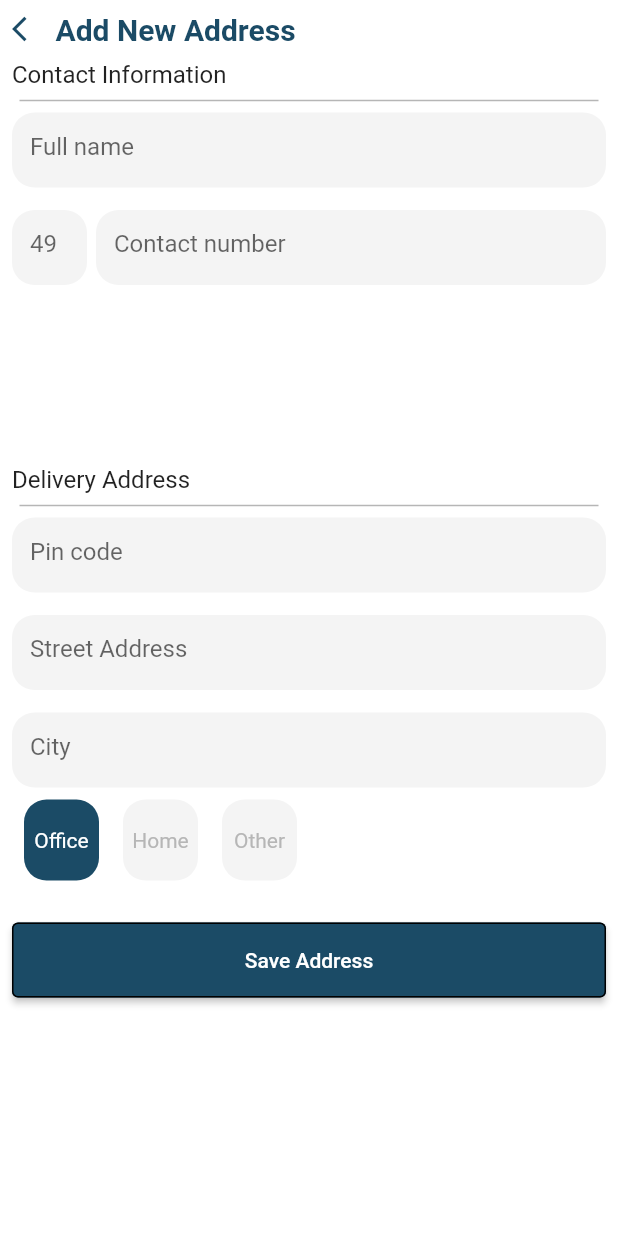
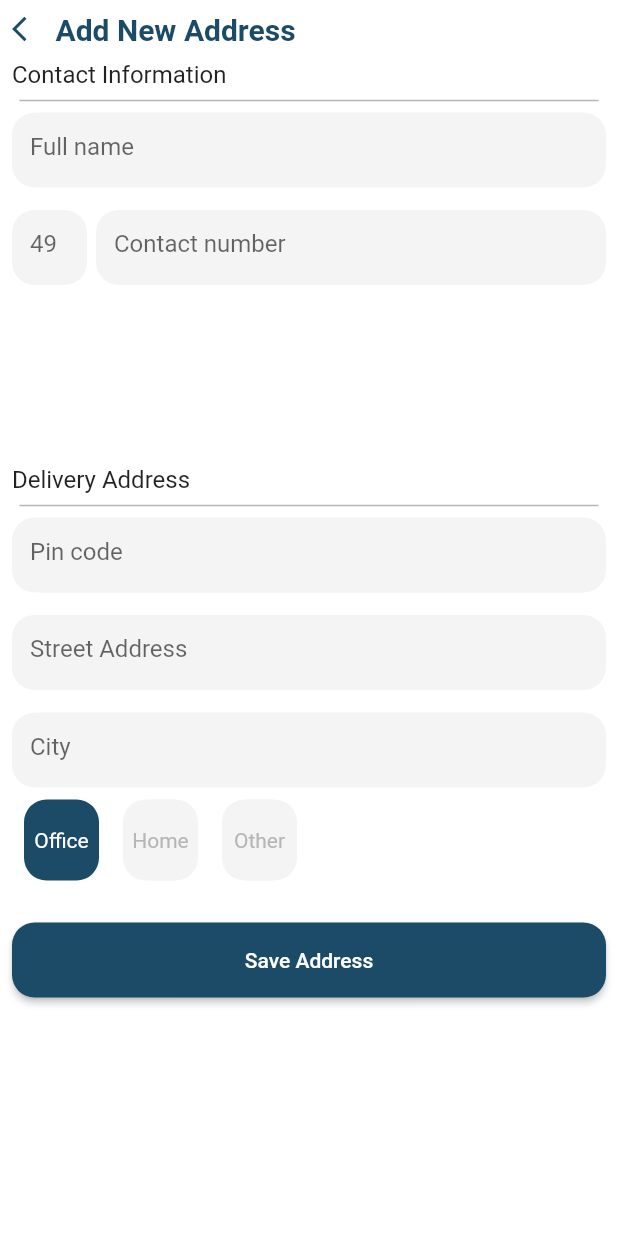
Before and after one commit to zahraaapz/Store_flutter, a Flutter app: the screen it shows after launch, on a phone screen of 412 x 824 dp. Run offline on Flutter 3.47's test engine with Material 2 defaults, Android fonts, the phone set to English and light mode, and no system bars; our stand-ins replace expandable, flutter_spinkit, font_awesome_flutter; missing offline and left inert: d_chart, dart:ffi.

Commit message:
app store

```diff
--- a/lib/address.dart
+++ b/lib/address.dart
@@ -230,7 +230,7 @@ return SafeArea(
               height: 50,
               child: ElevatedButton(onPressed: () {  },
               style: ButtonStyle(
-             side: MaterialStateProperty.all(BorderSide()),
+         shape: MaterialStateProperty.all(RoundedRectangleBorder(borderRadius: BorderRadius.circular(15))),
                 backgroundColor: MaterialStateProperty.all(Rang.blue)),
               child:Text('Save Address') ,),
             )
--- a/lib/bag.dart
+++ b/lib/bag.dart
@@ -250,7 +250,7 @@ class _BagState extends State<Bag> {
                                 ),
                                 ElevatedButton(
                                     style: ButtonStyle(
-                                        elevation: MaterialStateProperty.all(9),
+                                       shape: MaterialStateProperty.all(RoundedRectangleBorder(borderRadius: BorderRadius.circular(15))),
                                         backgroundColor:
                                             MaterialStateProperty.all(
                                                 Rang.blue)),
--- a/lib/review/review.dart
+++ b/lib/review/review.dart
@@ -342,6 +342,7 @@ descripe() {
           height: 50,
           child: ElevatedButton(
               style: ButtonStyle(
+                 shape: MaterialStateProperty.all(RoundedRectangleBorder(borderRadius: BorderRadius.circular(15))),
                 backgroundColor: MaterialStateProperty.all(Rang.blue),
               ),
               onPressed: () {
```
